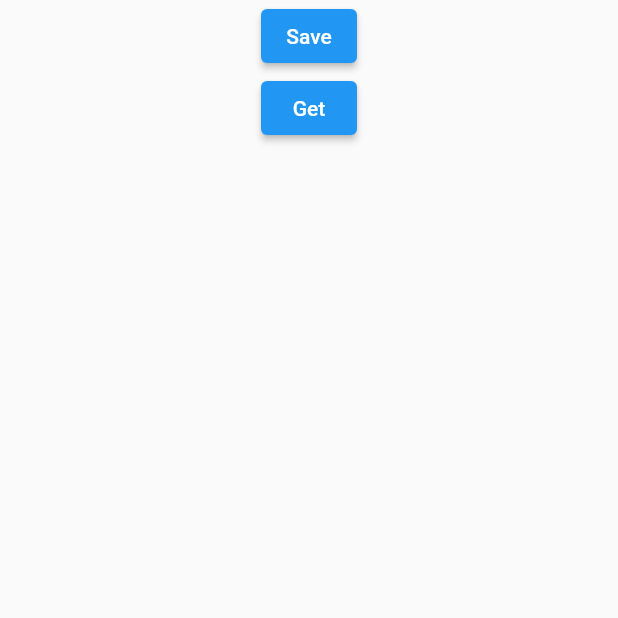
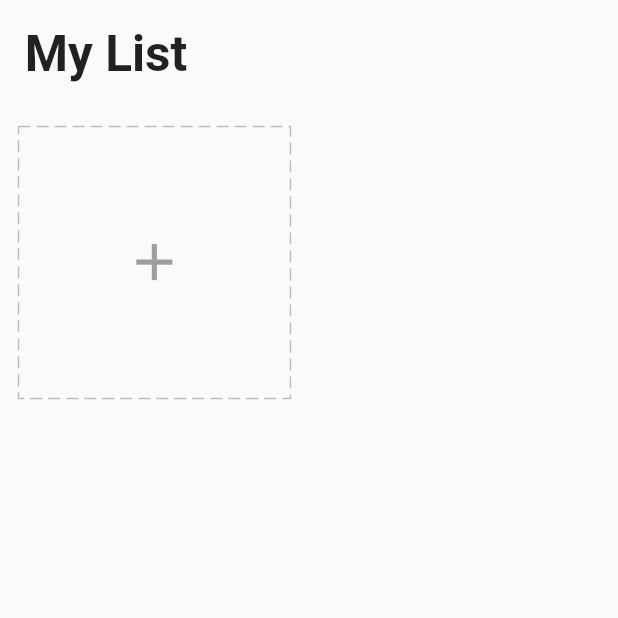
Before and after one commit to MahmoodHashem/todo_getx, a Flutter app: the screen it shows after launch, on a phone screen of 412 x 824 dp, the top half of it. Run offline on Flutter 3.47's test engine with Material 2 defaults, Android fonts, the phone set to English and light mode, and no system bars; drawn by our look-alikes of dotted_border; our stand-ins replace equatable, flutter_easyloading, get, get_storage; missing offline and left inert: dart:html.

Commit message:
Progress the App
the app is created until where the user can add a task but the task itself is not created

```diff
--- a/lib/app/core/utils/values/icons.dart
+++ b/lib/app/core/utils/values/icons.dart
@@ -3,6 +3,7 @@ import 'package:flutter/material.dart';
 
 const personIcon = Icons.person;
 const workIcon = Icons.work;
-const movieIcon = Icons.sports;
+const sportIcon = Icons.sports;
+const movieIcon = Icons.movie;
 const travelIcon = Icons.travel_explore;
 const shopIcon = Icons.shop;
--- /dev/null
+++ b/lib/app/data/model/task.dart
@@ -0,0 +1,44 @@
+
+import 'package:equatable/equatable.dart';
+
+class Task extends Equatable{
+
+  String title;
+  int icon;
+  String color;
+  List<dynamic>? todos;
+
+  Task({required this.title, required this.icon, required this.color, this.todos});
+
+
+  Task copyWith({String?  title, int? icon, String? color, List<dynamic>? todos}){
+    return Task(
+        title: title ?? this.title,
+        icon: icon ?? this.icon,
+        color: color ?? this.color,
+        todos: todos ?? this.todos);
+  }
+
+  factory Task.fromJson(Map<String, dynamic> json){
+    return Task(
+        title: json['title'],
+        icon: json['icon'],
+        color: json['color'],
+        todos: json['todos'],
+      );
+  }
+
+  Map<String, dynamic> toJson(){
+    return {
+      'title': title,
+      'icon': icon,
+      'color': color,
+      'todos': todos,
+  };
+}
+
+@override
+  // TODO: implement props
+  List<Object?> get props => [title, icon, color];
+
+}
--- a/lib/app/modules/home/controller.dart
+++ b/lib/app/modules/home/controller.dart
@@ -0,0 +1,46 @@
+
+
+import 'package:flutter/cupertino.dart';
+import 'package:get/get.dart';
+import 'package:todo_getx/app/data/service/storage/repository.dart';
+
+import '../../data/model/task.dart';
+
+class HomeController extends GetxController{
+
+  TaskRepository taskRepository;
+
+  HomeController({required this.taskRepository});
+
+
+  final tasks = [].obs;
+  final formKey = GlobalKey<FormState>();
+  final editCtrl = TextEditingController();
+  final choiceIndex = 0.obs;
+
+  @override
+  void onInit() {
+    super.onInit();
+    tasks.assignAll(taskRepository.read());
+    ever(tasks, (callback) => taskRepository.write(tasks as List<Task>));
+
+  }
+
+  @override
+  void onClose() {
+    super.onClose();
+  }
+
+  void changeIndexOfChoice(int value){
+    choiceIndex.value = value;
+  }
+
+  bool addTask(Task task){
+    if(tasks.contains(task)){
+      return false;
+    }
+    tasks.add(task);
+    return true;
+  }
+
+}
--- a/lib/app/modules/home/view.dart
+++ b/lib/app/modules/home/view.dart
@@ -2,31 +2,43 @@
 import 'dart:html';
 
 import 'package:flutter/material.dart';
+import 'package:get/get.dart';
 import 'package:todo_getx/app/core/utils/extensions.dart';
 import 'package:todo_getx/app/data/service/storage/service.dart';
+import 'package:todo_getx/app/modules/home/controller.dart';
+import 'package:todo_getx/app/core/utils/extensions.dart';
+import 'package:todo_getx/app/modules/home/widgets/add_card.dart';
 
-class HomePage extends StatelessWidget {
+class HomePage extends GetView<HomeController> {
   const HomePage({Key? key}) : super(key: key);
 
   @override
   Widget build(BuildContext context) {
+    return Scaffold(
+      body: SafeArea(
+          child: ListView(
+            children: [
+              Padding(
+                padding:  EdgeInsets.all(4.0.responsiveWieght),
+                child: Text('My List',
+                style: TextStyle(
+                  fontWeight: FontWeight.bold,
+                  fontSize: 24.0.responsiveFont,
+                ),
+                ),
+              ),
 
-    return Scaffold(
-      body: Center(
-        child: Column(
-          children: [
-            ElevatedButton(onPressed: () async {
-              StorageService s = StorageService();
+              GridView.count(
+                shrinkWrap: true,
+                  physics: const ClampingScrollPhysics(),
+                  crossAxisCount: 2,
+                children: [
+                  AddCard()
+                ],
+              )
 
-              print('saved');
-            }, child: Text("Save")),
-            ElevatedButton(onPressed: (){
-
-
-            }, child: Text("Get"))
-          ],
-        )
-      ),
+            ],
+      ))
     );
   }
 }
--- /dev/null
+++ b/lib/app/modules/home/widgets/add_card.dart
@@ -0,0 +1,117 @@
+import 'package:dotted_border/dotted_border.dart';
+import 'package:flutter/material.dart';
+import 'package:flutter_easyloading/flutter_easyloading.dart';
+import 'package:get/get.dart';
+import 'package:todo_getx/app/core/utils/extensions.dart';
+import 'package:todo_getx/app/core/utils/values/color.dart';
+import 'package:todo_getx/app/data/model/task.dart';
+import 'package:todo_getx/app/modules/home/controller.dart';
+import 'package:todo_getx/app/widgets/icons.dart';
+
+class AddCard extends StatelessWidget {
+  final homeCtrl = Get.find<HomeController>();
+
+  AddCard({Key? key}) : super(key: key);
+
+  @override
+  Widget build(BuildContext context) {
+    final icons = getIcons;
+    final squareWidth = Get.width - 12.0.responsiveWieght;
+    return Container(
+      height: squareWidth / 2,
+      width: squareWidth / 2,
+      margin: EdgeInsets.all(3.0.responsiveWieght),
+      child: InkWell(
+        onTap: () async {
+          await Get.defaultDialog(
+            titlePadding: EdgeInsets.symmetric(vertical: 5.0.responsiveWieght),
+            radius: 5,
+            title: 'Task key',
+            content: Form(
+                key: homeCtrl.formKey,
+                child: Column(
+                  children: [
+                    Padding(
+                      padding:  EdgeInsets.symmetric(horizontal: 3.0.responsiveWieght),
+                      child: TextFormField(
+                        controller: homeCtrl.editCtrl,
+                        decoration: InputDecoration(
+                          border: OutlineInputBorder(
+                            borderRadius: BorderRadius.circular(8),
+                          ),
+                          labelText: 'Title',
+                        ),
+                        validator: (value){
+                          if(value == null || value.trim().isEmpty){
+                            return 'please write the title';
+                          }
+                          return null;
+                        },
+                      ),
+                    ),
+                    Padding(
+                      padding: const EdgeInsets.all(8.0),
+                      child: Wrap(
+                        runSpacing: 5,
+                        spacing: 10,
+                        children: icons.map((e) => Obx((){
+                          final index = icons.indexOf(e);
+                          return ChoiceChip(
+                            selectedColor: Colors.grey[200],
+                              pressElevation: 0,
+                              backgroundColor: Colors.white,
+                              label:e,
+                              selected: homeCtrl.choiceIndex.value == index,
+                              onSelected: (value){
+                                homeCtrl.choiceIndex.value = value ? index : 0;
+                              },
+                          );
+                        })).toList(),
+                      ),
+                    ),
+                    ElevatedButton(
+                        style: ElevatedButton.styleFrom(
+                          backgroundColor: blue,
+                          shape: RoundedRectangleBorder(
+                            borderRadius: BorderRadius.circular(15),
+                          ),
+                          minimumSize: Size(150, 40),
+                        ),
+                        onPressed: (){
+
+                          if(homeCtrl.formKey.currentState!.validate()){
+                            int icon = icons[homeCtrl.choiceIndex.value].icon!.codePoint;
+                            String color = icons[homeCtrl.choiceIndex.value].color!.toHex();
+                            var task = Task(
+                                title: homeCtrl.editCtrl.value.text,
+                                icon: icon,
+                                color: color);
+                            Get.back();
+                            homeCtrl.addTask(task) ?
+                            EasyLoading.showSuccess('Task Created successfuly') :
+                            EasyLoading.showError('Task is Dupilacated');
+                          }
+
+                        },
+                        child: Text('Confirm'))
+                  ],
+                ),),
+          );
+          homeCtrl.editCtrl.clear();
+          homeCtrl.changeIndexOfChoice(0);
+
+        },
+        child: DottedBorder(
+            color: Colors.grey[400]!,
+            dashPattern: const [8,4],
+            child: Center(
+              child: Icon(
+                Icons.add,
+                color: Colors.grey,
+                size: 10.0.responsiveWieght,
+              ),
+            )),
+      ),
+    );
+  }
+}
--- /dev/null
+++ b/lib/app/widgets/icons.dart
@@ -0,0 +1,15 @@
+
+import 'package:flutter/material.dart';
+import 'package:todo_getx/app/core/utils/values/color.dart';
+import 'package:todo_getx/app/core/utils/values/icons.dart';
+
+
+List<Icon> get getIcons => const [
+      Icon(personIcon, color: pink),
+      Icon(workIcon, color: purple),
+      Icon(movieIcon, color: green),
+      Icon(sportIcon, color: yellow),
+      Icon(travelIcon, color: deepPink),
+      Icon(shopIcon, color:lightBlue),
+
+];
--- a/lib/main.dart
+++ b/lib/main.dart
@@ -1,4 +1,6 @@
 import 'package:flutter/material.dart';
+import 'package:flutter_easyloading/flutter_easyloading.dart';
+import 'package:todo_getx/app/modules/home/binding.dart';
 import 'package:todo_getx/app/modules/home/view.dart';
 import 'package:get/get.dart';
 import 'package:get_storage/get_storage.dart';
@@ -6,7 +8,6 @@ import 'package:get_storage/get_storage.dart';
 import 'app/data/service/storage/service.dart';
 
 void main() async {
-
   await GetStorage.init();
   await Get.putAsync(() => StorageService().init());
 
@@ -21,10 +22,10 @@ class MyApp extends StatelessWidget {
   Widget build(BuildContext context) {
     return GetMaterialApp(
       debugShowCheckedModeBanner: false,
-      title: 'Flutter Demo',
-      theme: ThemeData(
-      ),
+      title: 'Getx Todo',
+      initialBinding: HomeBinding(),
       home: HomePage(),
+      builder: EasyLoading.init(),
     );
   }
 }
--- a/pubspec.yaml
+++ b/pubspec.yaml
@@ -34,6 +34,7 @@ dependencies:
   equatable: ^2.0.5
   flutter_easyloading: ^3.0.5
   get_storage: ^2.1.1
+  dotted_border:
 
   # The following adds the Cupertino Icons font to your application.
   # Use with the CupertinoIcons class for iOS style icons.
```
Also changed, not shown: lib/app/modules/home/binding.dart (+15 -0 lines), pubspec.lock.
